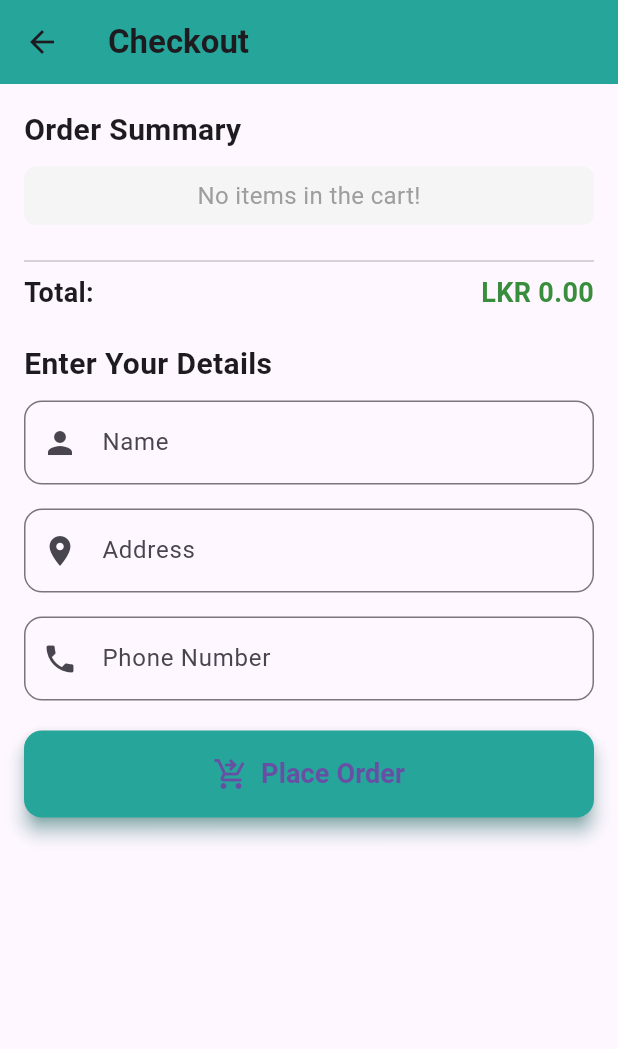
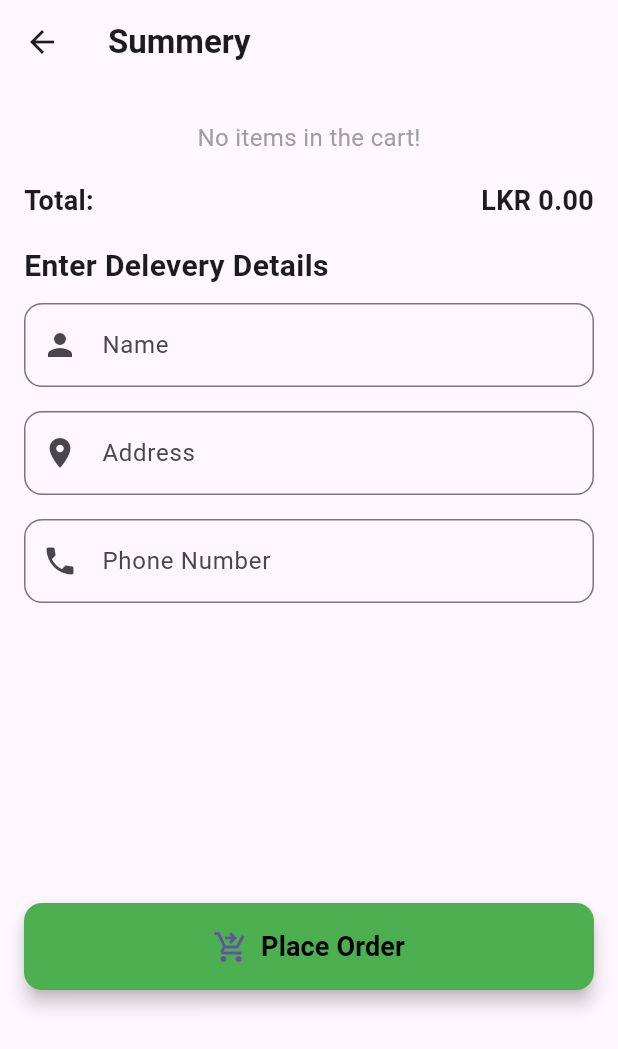
Before and after one commit to dilshanbeligala/Grocery-App, a Flutter app: the CheckoutScreen screen opened directly, on a phone screen of 412 x 824 dp. Shown: the top 1049 px of the screen. Run offline on Flutter 3.47's test engine with Material 3 defaults, Android fonts, the phone set to English and light mode, and no system bars.

Commit message:
first commit

```diff
--- a/lib/models/grocery_item.dart
+++ b/lib/models/grocery_item.dart
@@ -16,6 +16,7 @@ class GroceryItem {
       id: json['id'],
       name: json['name'],
       price: json['price'],
+
       image: json['image'],
     );
   }
--- a/lib/screens/checkout_screen.dart
+++ b/lib/screens/checkout_screen.dart
@@ -15,11 +15,10 @@ class CheckoutScreen extends StatelessWidget {
 
     return Scaffold(
       appBar: AppBar(
-        title: Text(
-          'Checkout',
+        title: const Text(
+          'Summery',
           style: TextStyle(fontWeight: FontWeight.bold),
         ),
-        backgroundColor: Colors.teal.shade400,
         elevation: 0,
       ),
       body: Padding(
@@ -28,21 +27,17 @@ class CheckoutScreen extends StatelessWidget {
           child: Column(
             crossAxisAlignment: CrossAxisAlignment.stretch,
             children: [
-              // Order Summary Header
-              Text(
-                'Order Summary',
-                style: TextStyle(fontSize: 20, fontWeight: FontWeight.bold),
-              ),
-              SizedBox(height: 10),
-              // Cart Items Summary
+
+
+              Column(
+                children: [
                   Container(
                     padding: const EdgeInsets.all(8.0),
                     decoration: BoxDecoration(
-                  color: Colors.grey.shade100,
                       borderRadius: BorderRadius.circular(8),
                     ),
                     child: cartItems.isEmpty
-                    ? Center(
+                        ? const Center(
                             child: Text(
                               'No items in the cart!',
                               style: TextStyle(fontSize: 16, color: Colors.grey),
@@ -51,51 +46,55 @@ class CheckoutScreen extends StatelessWidget {
                         : Column(
                             children: cartItems.map((item) {
                               return ListTile(
-                            contentPadding: EdgeInsets.symmetric(vertical: 8, horizontal: 8),
+                                contentPadding: const EdgeInsets.symmetric(vertical: 8, horizontal: 8),
                                 leading: CircleAvatar(
                                   backgroundImage: AssetImage(item.image),
                                   radius: 25,
                                 ),
                                 title: Text(
                                   item.name,
-                              style: TextStyle(fontWeight: FontWeight.w600, fontSize: 16),
+                                  style: const TextStyle(fontWeight: FontWeight.w600, fontSize: 16),
                                 ),
                                 subtitle: Text(
                                   'Price: \LKR ${item.price.toStringAsFixed(2)}',
-                              style: TextStyle(color: Colors.teal.shade400),
+
                                 ),
                               );
                             }).toList(),
+
                           ),
+
                   ),
-              SizedBox(height: 16),
-              // Divider
-              Divider(),
-              // Total Price
+                  const SizedBox(
+                    height: 10,
+                  ),
                   Row(
                     mainAxisAlignment: MainAxisAlignment.spaceBetween,
                     children: [
-                  Text(
+                      const Text(
                         'Total:',
                         style: TextStyle(fontSize: 18, fontWeight: FontWeight.bold),
                       ),
                       Text(
                         '\LKR ${cartProvider.total.toStringAsFixed(2)}',
-                    style: TextStyle(
+                        style: const TextStyle(
                           fontSize: 18,
                           fontWeight: FontWeight.bold,
-                      color: Colors.green.shade700,
                         ),
                       ),
                     ],
                   ),
-              SizedBox(height: 20),
-              // Checkout Form
-              Text(
-                'Enter Your Details',
+                ],
+              ),
+              const SizedBox(height: 16),
+
+
+
+              const Text(
+                'Enter Delevery Details',
                 style: TextStyle(fontSize: 20, fontWeight: FontWeight.bold),
               ),
-              SizedBox(height: 10),
+              const SizedBox(height: 10),
               Form(
                 key: _formKey,
                 child: Column(
@@ -105,7 +104,7 @@ class CheckoutScreen extends StatelessWidget {
                       controller: _nameController,
                       decoration: InputDecoration(
                         labelText: 'Name',
-                        prefixIcon: Icon(Icons.person),
+                        prefixIcon: const Icon(Icons.person),
                         border: OutlineInputBorder(
                           borderRadius: BorderRadius.circular(12),
                         ),
@@ -117,13 +116,13 @@ class CheckoutScreen extends StatelessWidget {
                         return null;
                       },
                     ),
-                    SizedBox(height: 16),
+                    const SizedBox(height: 16),
                     // Address Field
                     TextFormField(
                       controller: _addressController,
                       decoration: InputDecoration(
                         labelText: 'Address',
-                        prefixIcon: Icon(Icons.location_on),
+                        prefixIcon: const Icon(Icons.location_on),
                         border: OutlineInputBorder(
                           borderRadius: BorderRadius.circular(12),
                         ),
@@ -135,17 +134,18 @@ class CheckoutScreen extends StatelessWidget {
                         return null;
                       },
                     ),
-                    SizedBox(height: 16),
+                    const SizedBox(height: 16),
                     // Phone Field
                     TextFormField(
                       controller: _phoneController,
                       decoration: InputDecoration(
                         labelText: 'Phone Number',
-                        prefixIcon: Icon(Icons.phone),
+                        prefixIcon: const Icon(Icons.phone),
                         border: OutlineInputBorder(
                           borderRadius: BorderRadius.circular(12),
                         ),
                       ),
+
                       keyboardType: TextInputType.phone,
                       validator: (value) {
                         if (value == null || value.isEmpty) {
@@ -154,7 +154,7 @@ class CheckoutScreen extends StatelessWidget {
                         return null;
                       },
                     ),
-                    const SizedBox(height: 20),
+                    const SizedBox(height: 200),
                     // Place Order Button
                     ElevatedButton(
                       onPressed: () {
@@ -178,12 +178,12 @@ class CheckoutScreen extends StatelessWidget {
                         }
                       },
                       style: ElevatedButton.styleFrom(
-                        backgroundColor:Colors.teal.shade400,
+                        backgroundColor:Colors.green,
                         padding: const EdgeInsets.symmetric(vertical: 16),
                         shape: RoundedRectangleBorder(
                           borderRadius: BorderRadius.circular(12),
                         ),
-                        shadowColor:Colors.teal.shade400,
+
                         elevation: 5,
                       ),
                       child: const Row(
@@ -193,7 +193,7 @@ class CheckoutScreen extends StatelessWidget {
                           SizedBox(width: 8),
                           Text(
                             'Place Order',
-                            style: TextStyle(fontSize: 18, fontWeight: FontWeight.bold),
+                            style: TextStyle(fontSize: 18, fontWeight: FontWeight.bold,color: Colors.black),
                           ),
                         ],
                       ),
```
Also changed, not shown: assets/data/grocery_items.json (+15 -15 lines), lib/screens/cart_screen.dart (+13 -12 lines), lib/screens/home_screen.dart (+164 -86 lines), assets/images/promotion.jpg (added), pubspec.lock. Lines whose indentation alone changed are shown as unchanged.
